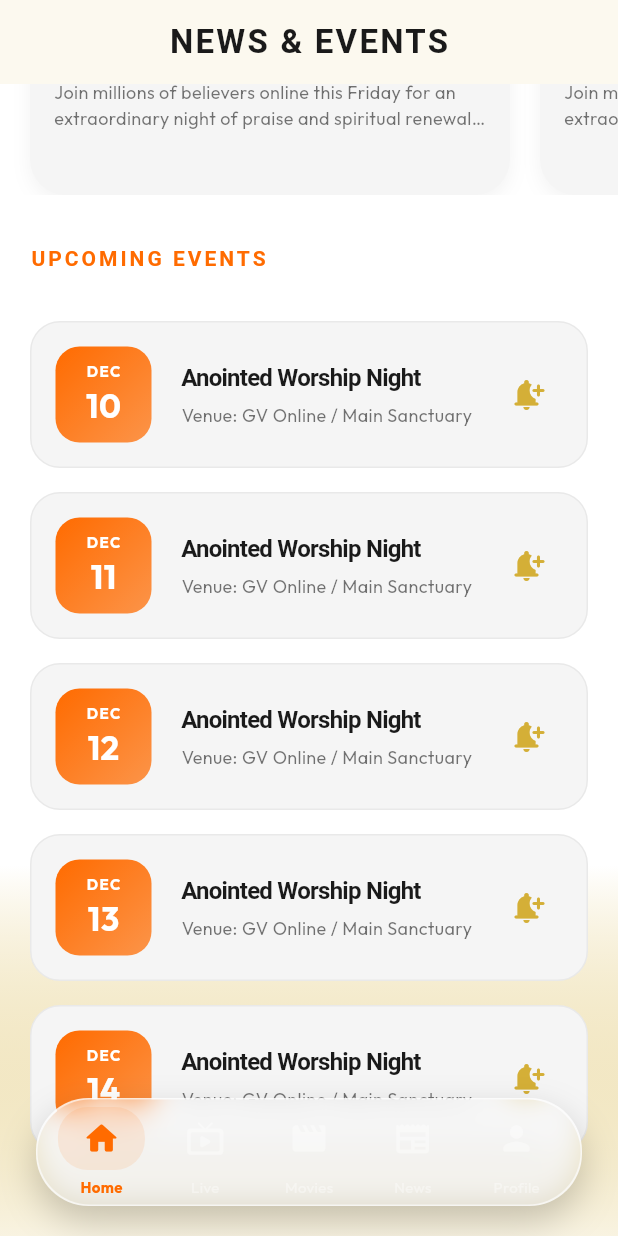
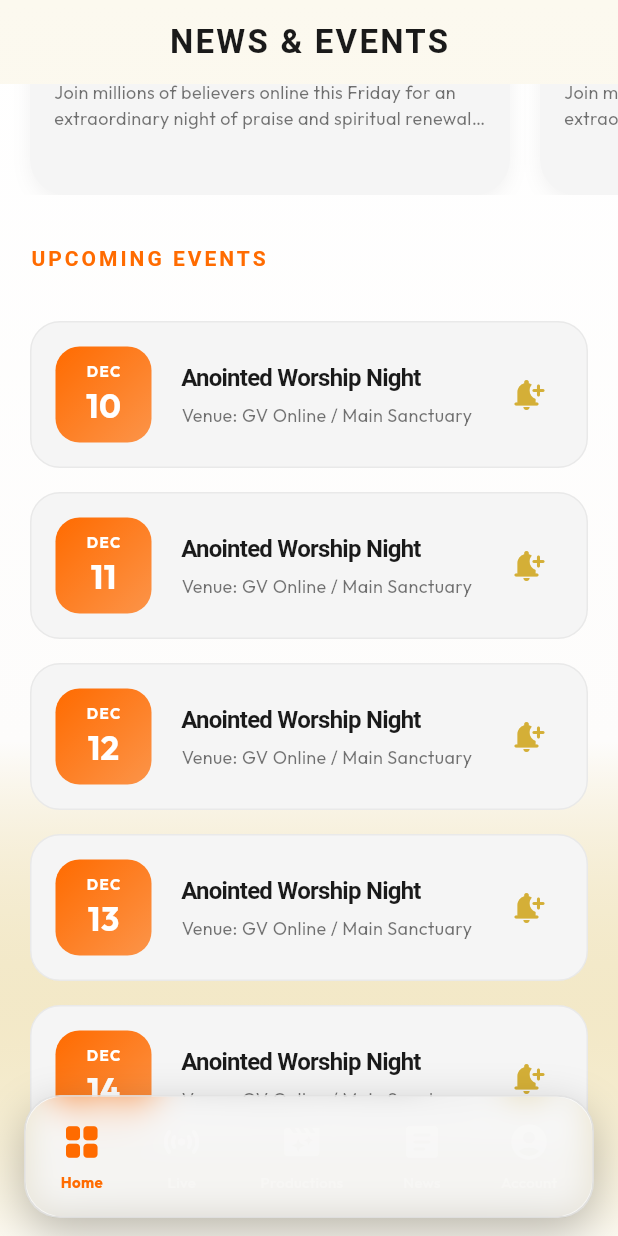
Before and after one commit to NethanK7/GospelVisionTV, a Flutter app: the MainNavigationShell screen opened directly with empty values, item 4 of the bottom bar chosen, scrolled down 266 dp, on a phone screen of 412 x 824 dp. Run offline on Flutter 3.47's test engine with Material 3 defaults, Android fonts, the phone set to English and light mode, and no system bars; drawn by our look-alikes of flutter_animate; our stand-ins replace chewie, cloud_firestore, firebase_auth, firebase_core, go_router, google_fonts and 2 more; accounts and stored records are empty; generated files the repository leaves out were written again; network calls fail.

Commit message:
style: polish UI with modern nav bar, subtle gradients, and smooth entry animations

```diff
--- a/lib/core/common_widgets/gradient_background.dart
+++ b/lib/core/common_widgets/gradient_background.dart
@@ -17,14 +17,14 @@ class GradientBackground extends StatelessWidget {
 
     final List<Color> darkColors = [
       Colors.black,
-      Colors.black,
-      AppColors.brandOrange.withValues(alpha: 0.15),
+      Colors.black87,
+      AppColors.brandOrange.withValues(alpha: 0.08),
     ];
 
     final List<Color> lightColors = [
       Colors.white,
-      Colors.white,
-      AppColors.premiumGold.withValues(alpha: 0.15),
+      const Color(0xFFFDFCFB),
+      AppColors.premiumGold.withValues(alpha: 0.08),
     ];
 
     return Container(
@@ -33,7 +33,7 @@ class GradientBackground extends StatelessWidget {
           begin: Alignment.topCenter,
           end: Alignment.bottomCenter,
           colors: isDark ? darkColors : lightColors,
-          stops: const [0.0, 0.7, 1.0],
+          stops: const [0.0, 0.6, 1.0],
         ),
       ),
       child: child,
--- a/lib/core/presentation/navigation/main_navigation_shell.dart
+++ b/lib/core/presentation/navigation/main_navigation_shell.dart
@@ -48,40 +48,43 @@ class _MainNavigationShellState extends State<MainNavigationShell> {
       extendBody: true,
       body: GradientBackground(child: widget.child),
       bottomNavigationBar: SafeArea(
+        bottom: false, // Allow it to sit lower
         child: Container(
-          margin: const EdgeInsets.fromLTRB(24, 0, 24, 20),
-          height: 72,
+          margin: const EdgeInsets.fromLTRB(16, 0, 16, 12),
+          height: 82,
           decoration: BoxDecoration(
             color: (isDark ? Colors.black : Colors.white).withValues(
-              alpha: 0.8,
+              alpha: 0.85,
             ),
-            borderRadius: BorderRadius.circular(35),
+            borderRadius: BorderRadius.circular(24),
             border: Border.all(
-              color: Colors.white.withValues(alpha: 0.1),
-              width: 1,
+              color: (isDark ? Colors.white : Colors.black).withValues(
+                alpha: 0.1,
+              ),
+              width: 1.2,
             ),
             boxShadow: [
               BoxShadow(
-                color: Colors.black.withValues(alpha: 0.2),
-                blurRadius: 20,
+                color: Colors.black.withValues(alpha: 0.25),
+                blurRadius: 25,
                 offset: const Offset(0, 10),
               ),
             ],
           ),
           child: ClipRRect(
-            borderRadius: BorderRadius.circular(35),
+            borderRadius: BorderRadius.circular(24),
             child: BackdropFilter(
-              filter: ImageFilter.blur(sigmaX: 10, sigmaY: 10),
+              filter: ImageFilter.blur(sigmaX: 12, sigmaY: 12),
               child: Padding(
-                padding: const EdgeInsets.symmetric(horizontal: 8),
+                padding: const EdgeInsets.symmetric(horizontal: 4),
                 child: Row(
                   mainAxisAlignment: MainAxisAlignment.spaceAround,
                   children: [
-                    _buildNavItem(0, Icons.home_rounded, 'Home'),
-                    _buildNavItem(1, Icons.live_tv_rounded, 'Live'),
-                    _buildNavItem(2, Icons.movie_rounded, 'Movies'),
-                    _buildNavItem(3, Icons.newspaper_rounded, 'News'),
-                    _buildNavItem(4, Icons.person_rounded, 'Profile'),
+                    _buildNavItem(0, Icons.grid_view_rounded, 'Home'),
+                    _buildNavItem(1, Icons.sensors_rounded, 'Live'),
+                    _buildNavItem(2, Icons.movie_filter_rounded, 'Productions'),
+                    _buildNavItem(3, Icons.article_rounded, 'News'),
+                    _buildNavItem(4, Icons.account_circle_rounded, 'Account'),
                   ],
                 ),
               ),
@@ -94,38 +97,37 @@ class _MainNavigationShellState extends State<MainNavigationShell> {
 
   Widget _buildNavItem(int index, IconData icon, String label) {
     final isSelected = _selectedIndex == index;
-    return GestureDetector(
+    return Material(
+      color: Colors.transparent,
+      child: InkWell(
         onTap: () => _onItemTapped(index, context),
-      behavior: HitTestBehavior.opaque,
+        borderRadius: BorderRadius.circular(20),
+        child: AnimatedContainer(
+          duration: const Duration(milliseconds: 350),
+          curve: Curves.easeOutBack,
+          padding: const EdgeInsets.symmetric(horizontal: 14, vertical: 8),
           child: Column(
             mainAxisSize: MainAxisSize.min,
             children: [
-          AnimatedContainer(
-            duration: const Duration(milliseconds: 300),
-            padding: const EdgeInsets.symmetric(horizontal: 16, vertical: 8),
-            decoration: BoxDecoration(
-              color: isSelected
-                  ? AppColors.brandOrange.withValues(alpha: 0.1)
-                  : Colors.transparent,
-              borderRadius: BorderRadius.circular(20),
+              Icon(
+                icon,
+                color: isSelected ? AppColors.brandOrange : Colors.white24,
+                size: 28,
               ),
-            child: Icon(
-              icon,
-              color: isSelected ? AppColors.brandOrange : Colors.white38,
-              size: 26,
-            ),
-          ),
-          const SizedBox(height: 4),
+              const SizedBox(height: 6),
               Text(
                 label,
                 style: TextStyle(
-              color: isSelected ? AppColors.brandOrange : Colors.white38,
+                  color: isSelected ? AppColors.brandOrange : Colors.white24,
                   fontSize: 10,
-              fontWeight: isSelected ? FontWeight.bold : FontWeight.normal,
+                  fontWeight: isSelected ? FontWeight.bold : FontWeight.w500,
+                  letterSpacing: 0.2,
                 ),
               ),
             ],
           ),
+        ),
+      ),
     );
   }
 }
```
Also changed, not shown: lib/features/home/views/screens/home_screen.dart (+27 -23 lines), lib/features/home/views/widgets/content_card.dart (+71 -20 lines). Lines whose indentation alone changed are shown as unchanged.
